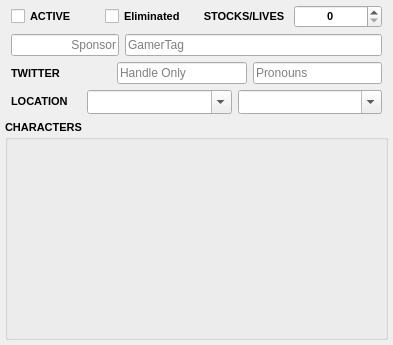
Before: the Qt Designer form src/layout/TSHTeamPlayer.ui in joaorb64/TournamentStreamHelper, drawn with Qt 5.
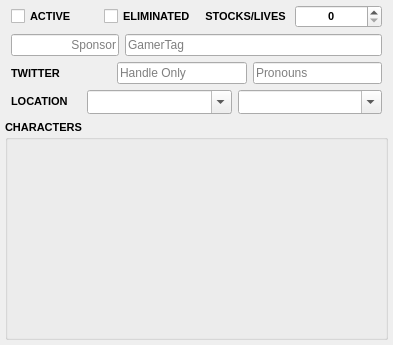
After: the same form once the commit is applied.

Commit message: Improve Team Battle UI: fix player reordering state, compact top toolbar, and add field visibility toggle (#1009)

```diff
--- a/src/layout/TSHTeamPlayer.ui
+++ b/src/layout/TSHTeamPlayer.ui
@@ -257,7 +257,7 @@
         </font>
        </property>
        <property name="text">
-        <string>Eliminated</string>
+        <string>ELIMINATED</string>
        </property>
       </widget>
      </item>
```
The commit also changes 2 other files.
